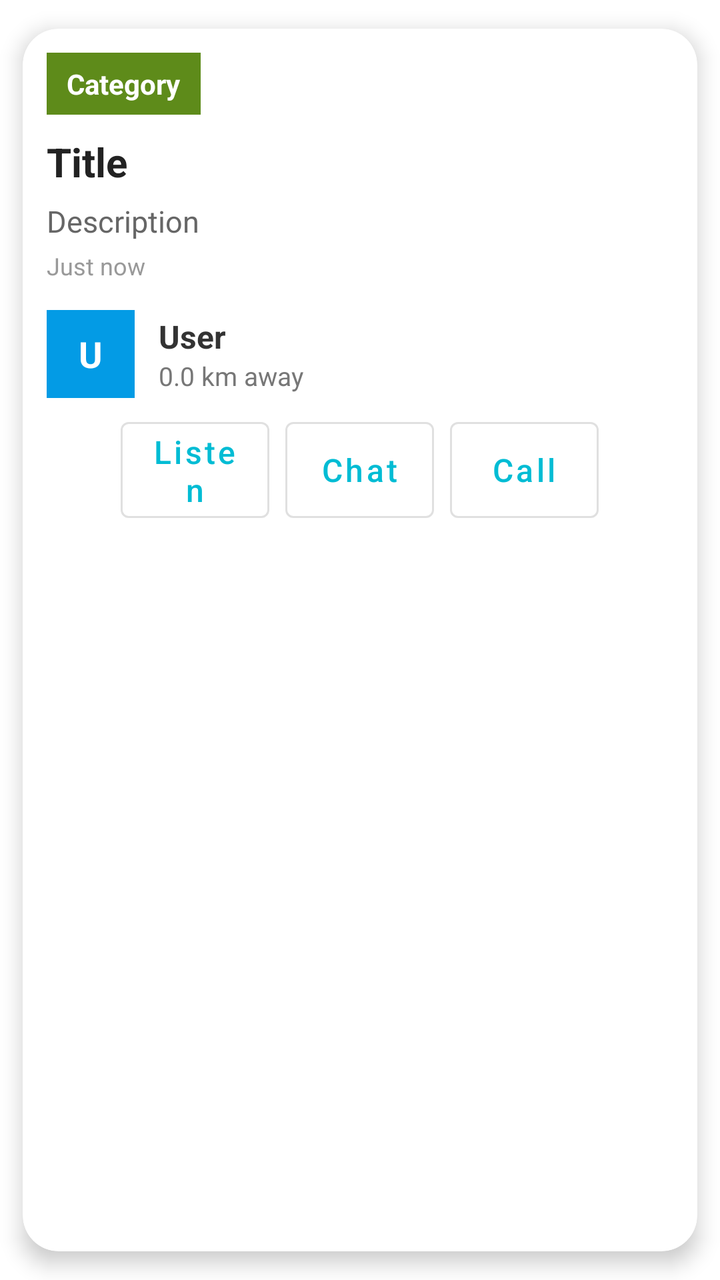
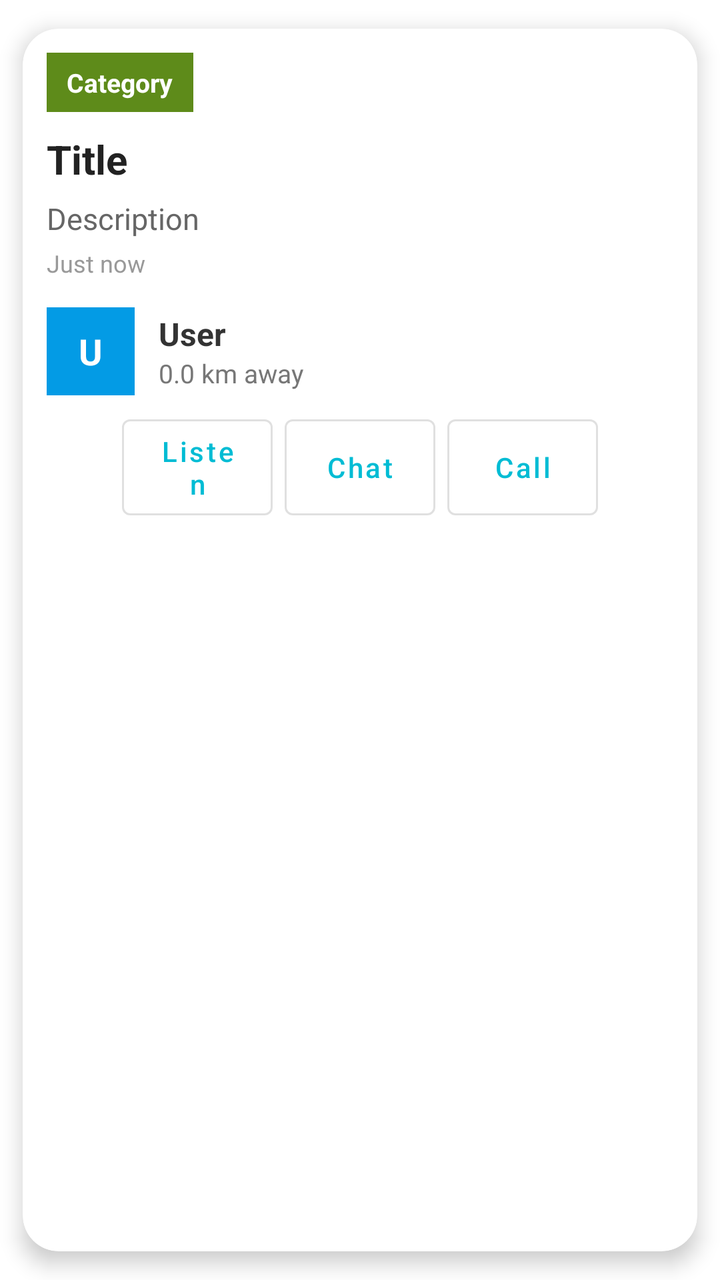

The first picture is an Android layout as it rendered before a commit; the second is the same layout after the commit. The layout source and the unified diff follow.
<!-- AndroidManifest.xml: application theme Theme.TownCrierBD -->
<!-- res/layout/item_announcement.xml -->
<?xml version="1.0" encoding="utf-8"?>
<androidx.cardview.widget.CardView xmlns:android="http://schemas.android.com/apk/res/android"
    xmlns:app="http://schemas.android.com/apk/res-auto"
    android:id="@+id/cardRoot"
    android:layout_width="match_parent"
    android:layout_height="wrap_content"
    android:layout_margin="12dp"
    app:cardCornerRadius="18dp"
    app:cardElevation="6dp"
    app:cardUseCompatPadding="true">

    <LinearLayout
        android:layout_width="match_parent"
        android:layout_height="wrap_content"
        android:orientation="vertical">

        
        <ImageView
            android:id="@+id/ivPhoto"
            android:layout_width="match_parent"
            android:layout_height="180dp"
            android:scaleType="centerCrop"
            android:visibility="gone"
            android:contentDescription="@string/app_name" />

        
        <TextView
            android:id="@+id/tvBadge"
            android:layout_width="wrap_content"
            android:layout_height="wrap_content"
            android:layout_marginStart="12dp"
            android:layout_marginTop="12dp"
            android:background="#5E8B1A"
            android:paddingStart="10dp"
            android:paddingEnd="10dp"
            android:paddingTop="6dp"
            android:paddingBottom="6dp"
            android:text="Category"
            android:textColor="@android:color/white"
            android:textStyle="bold"
            android:textSize="14sp" />

        
        <TextView
            android:id="@+id/tvTitle"
            android:layout_width="match_parent"
            android:layout_height="wrap_content"
            android:layout_marginStart="12dp"
            android:layout_marginEnd="12dp"
            android:layout_marginTop="10dp"
            android:text="Title"
            android:textColor="#222222"
            android:textStyle="bold"
            android:textSize="20sp" />

        
        <TextView
            android:id="@+id/tvDesc"
            android:layout_width="match_parent"
            android:layout_height="wrap_content"
            android:layout_marginStart="12dp"
            android:layout_marginEnd="12dp"
            android:layout_marginTop="6dp"
            android:text="Description"
            android:textColor="#666666"
            android:textSize="15sp" />

        
        <TextView
            android:id="@+id/tvTime"
            android:layout_width="wrap_content"
            android:layout_height="wrap_content"
            android:layout_marginStart="12dp"
            android:layout_marginTop="4dp"
            android:text="Just now"
            android:textColor="#999999"
            android:textSize="12sp" />

        
        <LinearLayout
            android:layout_width="match_parent"
            android:layout_height="wrap_content"
            android:layout_marginTop="14dp"
            android:layout_marginStart="12dp"
            android:layout_marginEnd="12dp"
            android:orientation="horizontal"
            android:gravity="center_vertical">

            <TextView
                android:id="@+id/tvAvatar"
                android:layout_width="44dp"
                android:layout_height="44dp"
                android:gravity="center"
                android:text="U"
                android:textStyle="bold"
                android:textColor="@android:color/white"
                android:textSize="18sp"
                android:background="#039BE5" />

            <LinearLayout
                android:layout_width="0dp"
                android:layout_height="wrap_content"
                android:layout_weight="1"
                android:layout_marginStart="12dp"
                android:orientation="vertical">

                <TextView
                    android:id="@+id/tvName"
                    android:layout_width="wrap_content"
                    android:layout_height="wrap_content"
                    android:text="User"
                    android:textStyle="bold"
                    android:textSize="16sp"
                    android:textColor="#333333" />

                <TextView
                    android:id="@+id/tvDistance"
                    android:layout_width="wrap_content"
                    android:layout_height="wrap_content"
                    android:text="0.0 km away"
                    android:textSize="13sp"
                    android:textColor="#777777" />
            </LinearLayout>

        </LinearLayout>

        
        <LinearLayout
            android:layout_width="match_parent"
            android:layout_height="wrap_content"
            android:layout_margin="12dp"
            android:orientation="horizontal"
            android:gravity="center"
            android:weightSum="4">

            <com.google.android.material.button.MaterialButton
                android:id="@+id/btnListen"
                style="@style/Widget.MaterialComponents.Button.OutlinedButton"
                android:layout_width="0dp"
                android:layout_height="48dp"
                android:layout_weight="1"
                android:text="Listen"
                android:textAllCaps="false"
                android:textSize="16sp"
                android:insetTop="0dp"
                android:insetBottom="0dp"
                android:layout_marginEnd="8dp"/>

            <com.google.android.material.button.MaterialButton
                android:id="@+id/btnChat"
                style="@style/Widget.MaterialComponents.Button.OutlinedButton"
                android:layout_width="0dp"
                android:layout_height="48dp"
                android:layout_weight="1"
                android:text="Chat"
                android:textAllCaps="false"
                android:textSize="16sp"
                android:insetTop="0dp"
                android:insetBottom="0dp"
                android:layout_marginEnd="8dp"/>

            <com.google.android.material.button.MaterialButton
                android:id="@+id/btnCall"
                style="@style/Widget.MaterialComponents.Button.OutlinedButton"
                android:layout_width="0dp"
                android:layout_height="48dp"
                android:layout_weight="1"
                android:text="Call"
                android:textAllCaps="false"
                android:textSize="16sp"
                android:insetTop="0dp"
                android:insetBottom="0dp" />
        </LinearLayout>

        
        <LinearLayout
            android:id="@+id/layoutEditDelete"
            android:layout_width="match_parent"
            android:layout_height="wrap_content"
            android:layout_marginStart="12dp"
            android:layout_marginEnd="12dp"
            android:layout_marginBottom="12dp"
            android:orientation="horizontal"
            android:visibility="gone">

            <com.google.android.material.button.MaterialButton
                android:id="@+id/btnEdit"
                style="@style/Widget.MaterialComponents.Button.OutlinedButton"
                android:layout_width="0dp"
                android:layout_height="48dp"
                android:layout_weight="1"
                android:text="Edit"
                android:textAllCaps="false"
                android:layout_marginEnd="8dp"/>

            <com.google.android.material.button.MaterialButton
                android:id="@+id/btnDelete"
                android:layout_width="0dp"
                android:layout_height="48dp"
                android:layout_weight="1"
                android:text="Delete"
                android:textAllCaps="false"
                android:backgroundTint="#F44336"
                android:textColor="@android:color/white"/>

            <com.google.android.material.button.MaterialButton
                android:id="@+id/btnDetails"
                style="@style/Widget.MaterialComponents.Button.OutlinedButton"
                android:layout_width="0dp"
                android:layout_height="48dp"
                android:layout_weight="1"
                android:text="Details"
                android:textAllCaps="false"
                android:textSize="14sp"
                android:insetTop="0dp"
                android:insetBottom="0dp"
                android:layout_marginEnd="8dp"/>

        </LinearLayout>

    </LinearLayout>
</androidx.cardview.widget.CardView>
<!-- resources referenced by this layout -->
<resources>
  <string name="app_name">TownCrierBD</string>
  <style name="Theme.TownCrierBD" parent="Theme.MaterialComponents.Light.NoActionBar">
  
          <item name="colorPrimary">@color/blue_end</item>
          <item name="colorPrimaryVariant">@color/blue_start</item>
          <item name="colorOnPrimary">@color/white</item>
  
          <item name="colorSecondary">@color/blue_start</item>
          <item name="colorSecondaryVariant">@color/blue_end</item>
          <item name="colorOnSecondary">@color/white</item>
  
          <item name="android:forceDarkAllowed" tools:targetApi="q">false</item>
  
          <item name="android:statusBarColor">@color/blue_start</item>
          <item name="android:navigationBarColor">@color/blue_start</item>
  
          <item name="spinnerStyle">@style/TownCrierBD.SpinnerStyle</item>
      </style>
  <color name="blue_end">#00BCD4</color>
  <color name="blue_start">#2196F3</color>
  <color name="white">#FFFFFF</color>
  <style name="TownCrierBD.SpinnerStyle" parent="Widget.AppCompat.Spinner">
      <item name="android:popupBackground">@drawable/bg_spinner_popup_white</item>
          <item name="popupTheme">@style/TownCrierBD.PopupTheme</item>
      </style>
  <!-- drawable bg_spinner_popup_white (drawable) -->
  <?xml version="1.0" encoding="utf-8"?>
  <shape xmlns:android="http://schemas.android.com/apk/res/android">
      <solid android:color="#FFFFFF"/>
      <corners android:radius="16dp"/>
      <padding
          android:left="8dp"
          android:top="8dp"
          android:right="8dp"
          android:bottom="8dp"/>
  </shape>
  <style name="TownCrierBD.PopupTheme" parent="ThemeOverlay.MaterialComponents.Light">
          <item name="android:popupBackground">@drawable/bg_spinner_popup_white</item>
      </style>
</resources>

<!-- the commit's change to res/layout/item_announcement.xml (unified diff, before → after) -->
@@ -24,21 +24,51 @@
             android:contentDescription="@string/app_name" />
 
         
-        <TextView
-            android:id="@+id/tvBadge"
-            android:layout_width="wrap_content"
-            android:layout_height="wrap_content"
-            android:layout_marginStart="12dp"
-            android:layout_marginTop="12dp"
-            android:background="#5E8B1A"
-            android:paddingStart="10dp"
-            android:paddingEnd="10dp"
-            android:paddingTop="6dp"
-            android:paddingBottom="6dp"
-            android:text="Category"
-            android:textColor="@android:color/white"
-            android:textStyle="bold"
-            android:textSize="14sp" />
+        <LinearLayout
+            android:layout_width="match_parent"
+            android:layout_height="wrap_content"
+            android:orientation="horizontal"
+            android:gravity="center_vertical"
+            android:layout_marginStart="12dp"
+            android:layout_marginEnd="12dp"
+            android:layout_marginTop="12dp">
+
+            <TextView
+                android:id="@+id/tvBadge"
+                android:layout_width="wrap_content"
+                android:layout_height="wrap_content"
+                android:background="#5E8B1A"
+                android:paddingStart="10dp"
+                android:paddingEnd="10dp"
+                android:paddingTop="6dp"
+                android:paddingBottom="6dp"
+                android:text="Category"
+                android:textColor="@android:color/white"
+                android:textStyle="bold"
+                android:textSize="13sp" />
+
+            <View
+                android:layout_width="0dp"
+                android:layout_height="1dp"
+                android:layout_weight="1"/>
+
+            
+            <TextView
+                android:id="@+id/tvExpiry"
+                android:layout_width="wrap_content"
+                android:layout_height="wrap_content"
+                android:text="⏳ Expires in 24 hrs"
+                android:textSize="11sp"
+                android:textStyle="bold"
+                android:textColor="#388E3C"
+                android:visibility="gone"
+                android:paddingStart="8dp"
+                android:paddingEnd="8dp"
+                android:paddingTop="4dp"
+                android:paddingBottom="4dp"
+                android:background="#EDFFF0"/>
+
+        </LinearLayout>
 
         
         <TextView
@@ -141,81 +171,82 @@
                 android:layout_weight="1"
                 android:text="Listen"
                 android:textAllCaps="false"
-                android:textSize="16sp"
+                android:textSize="14sp"
+                android:insetTop="0dp"
+                android:insetBottom="0dp"
+                android:layout_marginEnd="6dp"/>
+
+            
+            <com.google.android.material.button.MaterialButton
+                android:id="@+id/btnChat"
+                style="@style/Widget.MaterialComponents.Button.OutlinedButton"
+                android:layout_width="0dp"
+                android:layout_height="48dp"
+                android:layout_weight="1"
+                android:text="Chat"
+                android:textAllCaps="false"
+                android:textSize="14sp"
+                android:insetTop="0dp"
+                android:insetBottom="0dp"
+                android:layout_marginEnd="6dp"/>
+
+            <com.google.android.material.button.MaterialButton
+                android:id="@+id/btnCall"
+                style="@style/Widget.MaterialComponents.Button.OutlinedButton"
+                android:layout_width="0dp"
+                android:layout_height="48dp"
+                android:layout_weight="1"
+                android:text="Call"
+                android:textAllCaps="false"
+                android:textSize="14sp"
+                android:insetTop="0dp"
+                android:insetBottom="0dp" />
+        </LinearLayout>
+
+        
+        <LinearLayout
+            android:id="@+id/layoutEditDelete"
+            android:layout_width="match_parent"
+            android:layout_height="wrap_content"
+            android:layout_marginStart="12dp"
+            android:layout_marginEnd="12dp"
+            android:layout_marginBottom="12dp"
+            android:orientation="horizontal"
+            android:visibility="gone">
+
+            <com.google.android.material.button.MaterialButton
+                android:id="@+id/btnEdit"
+                style="@style/Widget.MaterialComponents.Button.OutlinedButton"
+                android:layout_width="0dp"
+                android:layout_height="48dp"
+                android:layout_weight="1"
+                android:text="Edit"
+                android:textAllCaps="false"
+                android:layout_marginEnd="8dp"/>
+
+            <com.google.android.material.button.MaterialButton
+                android:id="@+id/btnDelete"
+                android:layout_width="0dp"
+                android:layout_height="48dp"
+                android:layout_weight="1"
+                android:text="Delete"
+                android:textAllCaps="false"
+                android:backgroundTint="#F44336"
+                android:textColor="@android:color/white"/>
+
+            <com.google.android.material.button.MaterialButton
+                android:id="@+id/btnDetails"
+                style="@style/Widget.MaterialComponents.Button.OutlinedButton"
+                android:layout_width="0dp"
+                android:layout_height="48dp"
+                android:layout_weight="1"
+                android:text="Details"
+                android:textAllCaps="false"
+                android:textSize="14sp"
                 android:insetTop="0dp"
                 android:insetBottom="0dp"
                 android:layout_marginEnd="8dp"/>
 
-            <com.google.android.material.button.MaterialButton
-                android:id="@+id/btnChat"
-                style="@style/Widget.MaterialComponents.Button.OutlinedButton"
-                android:layout_width="0dp"
-                android:layout_height="48dp"
-                android:layout_weight="1"
-                android:text="Chat"
-                android:textAllCaps="false"
-                android:textSize="16sp"
-                android:insetTop="0dp"
-                android:insetBottom="0dp"
-                android:layout_marginEnd="8dp"/>
-
-            <com.google.android.material.button.MaterialButton
-                android:id="@+id/btnCall"
-                style="@style/Widget.MaterialComponents.Button.OutlinedButton"
-                android:layout_width="0dp"
-                android:layout_height="48dp"
-                android:layout_weight="1"
-                android:text="Call"
-                android:textAllCaps="false"
-                android:textSize="16sp"
-                android:insetTop="0dp"
-                android:insetBottom="0dp" />
-        </LinearLayout>
-
-        
-        <LinearLayout
-            android:id="@+id/layoutEditDelete"
-            android:layout_width="match_parent"
-            android:layout_height="wrap_content"
-            android:layout_marginStart="12dp"
-            android:layout_marginEnd="12dp"
-            android:layout_marginBottom="12dp"
-            android:orientation="horizontal"
-            android:visibility="gone">
-
-            <com.google.android.material.button.MaterialButton
-                android:id="@+id/btnEdit"
-                style="@style/Widget.MaterialComponents.Button.OutlinedButton"
-                android:layout_width="0dp"
-                android:layout_height="48dp"
-                android:layout_weight="1"
-                android:text="Edit"
-                android:textAllCaps="false"
-                android:layout_marginEnd="8dp"/>
-
-            <com.google.android.material.button.MaterialButton
-                android:id="@+id/btnDelete"
-                android:layout_width="0dp"
-                android:layout_height="48dp"
-                android:layout_weight="1"
-                android:text="Delete"
-                android:textAllCaps="false"
-                android:backgroundTint="#F44336"
-                android:textColor="@android:color/white"/>
-
-            <com.google.android.material.button.MaterialButton
-                android:id="@+id/btnDetails"
-                style="@style/Widget.MaterialComponents.Button.OutlinedButton"
-                android:layout_width="0dp"
-                android:layout_height="48dp"
-                android:layout_weight="1"
-                android:text="Details"
-                android:textAllCaps="false"
-                android:textSize="14sp"
-                android:insetTop="0dp"
-                android:insetBottom="0dp"
-                android:layout_marginEnd="8dp"/>
-
         </LinearLayout>
 
     </LinearLayout>
